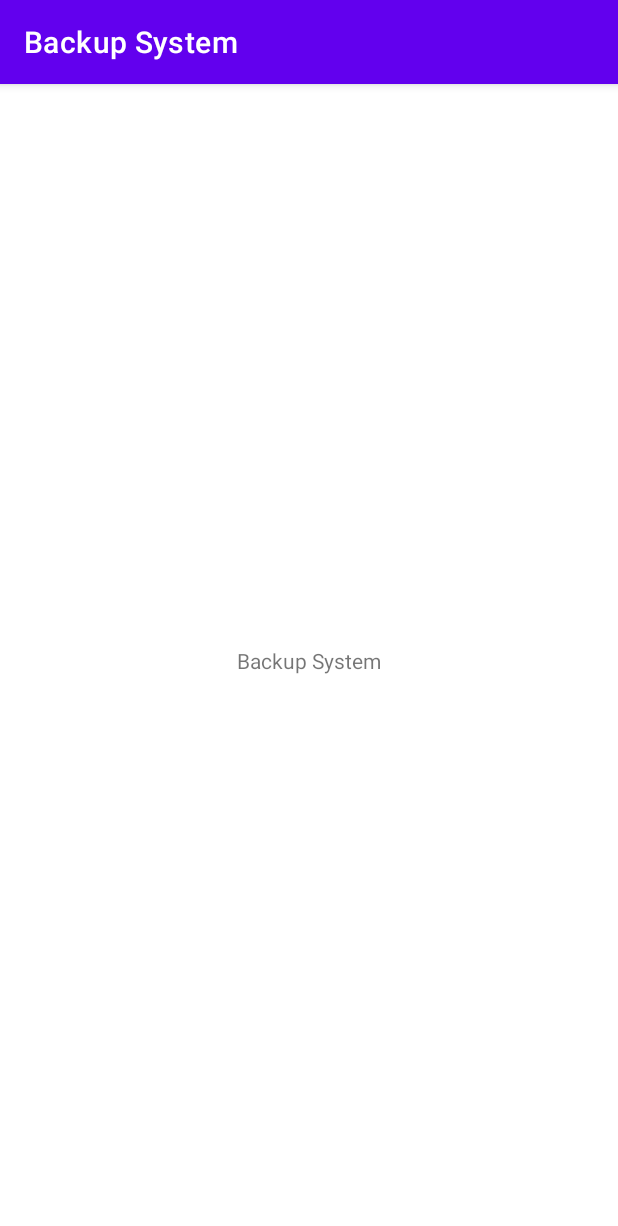
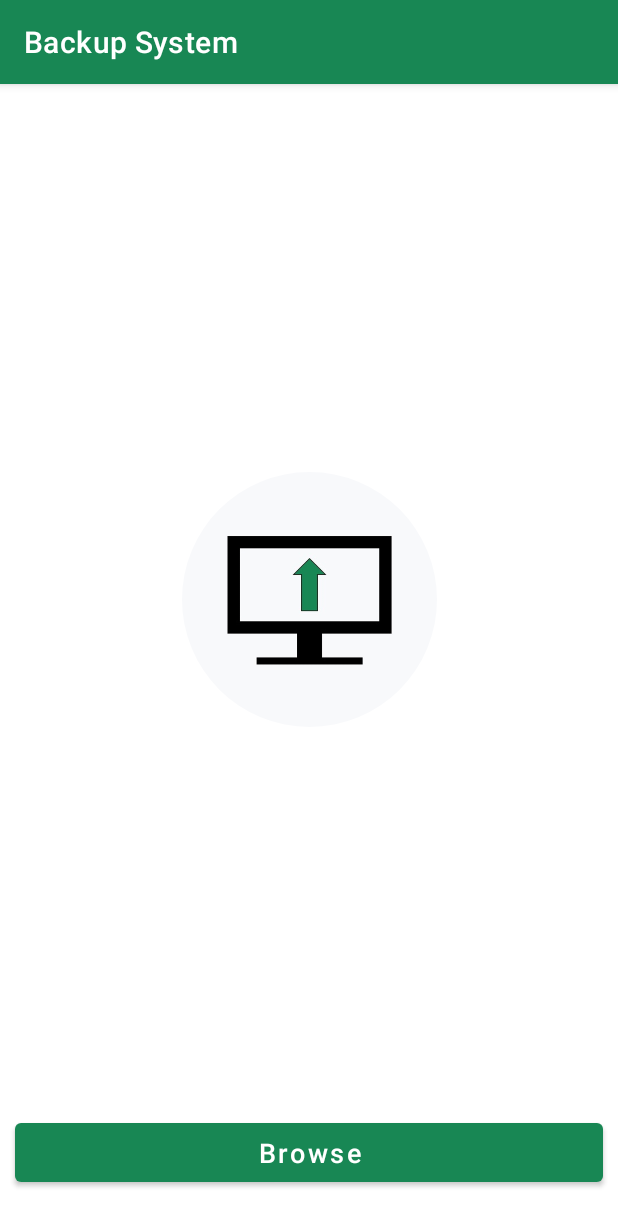
Before and after one commit to ayushskmaurya/Backup-System, an Android app: the screen it shows after launch (MainActivity), on a phone screen of 412 x 824 dp. Shown: the top 1226 px of the screen. Run offline under Robolectric (Android 15) with nearby library versions, the phone set to English and light mode, and no system bars.

Commit message:
Designed Main Activity layout.

```diff
--- a/Android-Application/app/build.gradle
+++ b/Android-Application/app/build.gradle
@@ -36,4 +36,5 @@ dependencies {
     testImplementation 'junit:junit:4.+'
     androidTestImplementation 'androidx.test.ext:junit:1.1.3'
     androidTestImplementation 'androidx.test.espresso:espresso-core:3.4.0'
+    implementation 'com.google.android.material:material:1.2.1'
 }
--- a/Android-Application/app/src/main/res/layout/activity_main.xml
+++ b/Android-Application/app/src/main/res/layout/activity_main.xml
@@ -4,15 +4,34 @@
     xmlns:tools="http://schemas.android.com/tools"
     android:layout_width="match_parent"
     android:layout_height="match_parent"
+    android:background="@color/white"
     tools:context=".MainActivity">
 
-    <TextView
-        android:layout_width="wrap_content"
+    <com.google.android.material.imageview.ShapeableImageView
+        android:id="@+id/logo_activityMain"
+        android:layout_width="170dp"
+        android:layout_height="170dp"
+        app:layout_constraintBottom_toTopOf="@+id/browse_activityMain"
+        app:layout_constraintEnd_toEndOf="parent"
+        app:layout_constraintStart_toStartOf="parent"
+        app:layout_constraintTop_toTopOf="parent"
+        app:shapeAppearanceOverlay="@style/circular"
+        app:srcCompat="@drawable/logo" />
+
+    <Button
+        android:id="@+id/browse_activityMain"
+        android:layout_width="match_parent"
         android:layout_height="wrap_content"
-        android:text="@string/app_name"
+        android:layout_marginStart="10dp"
+        android:layout_marginEnd="10dp"
+        android:layout_marginBottom="30dp"
+        android:padding="7dp"
+        android:text="@string/browse"
+        android:textAllCaps="false"
+        android:textColor="@color/white"
+        android:textSize="18sp"
         app:layout_constraintBottom_toBottomOf="parent"
-        app:layout_constraintLeft_toLeftOf="parent"
-        app:layout_constraintRight_toRightOf="parent"
-        app:layout_constraintTop_toTopOf="parent" />
+        app:layout_constraintEnd_toEndOf="parent"
+        app:layout_constraintStart_toStartOf="parent" />
 
 </androidx.constraintlayout.widget.ConstraintLayout>
--- a/Android-Application/app/src/main/res/values-night/themes.xml
+++ b/Android-Application/app/src/main/res/values-night/themes.xml
@@ -2,9 +2,10 @@
     <!-- Base application theme. -->
     <style name="Theme.BackupSystem" parent="Theme.MaterialComponents.DayNight.DarkActionBar">
         <!-- Primary brand color. -->
-        <item name="colorPrimary">@color/purple_200</item>
-        <item name="colorPrimaryVariant">@color/purple_700</item>
+        <item name="colorPrimary">@color/green</item>
+        <item name="colorPrimaryVariant">@color/green</item>
         <item name="colorOnPrimary">@color/black</item>
+        <item name="actionBarTheme">@style/Theme.BackupSystem.ActionBar</item>
         <!-- Secondary brand color. -->
         <item name="colorSecondary">@color/teal_200</item>
         <item name="colorSecondaryVariant">@color/teal_200</item>
@@ -13,4 +14,9 @@
         <item name="android:statusBarColor" tools:targetApi="l">?attr/colorPrimaryVariant</item>
         <!-- Customize your theme here. -->
     </style>
+
+    <style name="Theme.BackupSystem.ActionBar" parent="Theme.MaterialComponents.DayNight.DarkActionBar">
+        <item name="android:background">@color/green</item>
+        <item name="android:textColorPrimary">@color/white</item>
+    </style>
 </resources>
--- a/Android-Application/app/src/main/res/values/colors.xml
+++ b/Android-Application/app/src/main/res/values/colors.xml
@@ -7,4 +7,7 @@
     <color name="teal_700">#FF018786</color>
     <color name="black">#FF000000</color>
     <color name="white">#FFFFFFFF</color>
+
+    <color name="green">#FF188754</color>
+    <color name="grey">#FFF8F9FB</color>
 </resources>
--- a/Android-Application/app/src/main/res/values/strings.xml
+++ b/Android-Application/app/src/main/res/values/strings.xml
@@ -1,3 +1,5 @@
 <resources>
     <string name="app_name">Backup System</string>
+
+    <string name="browse">Browse</string>
 </resources>
--- a/Android-Application/app/src/main/res/values/themes.xml
+++ b/Android-Application/app/src/main/res/values/themes.xml
@@ -2,9 +2,10 @@
     <!-- Base application theme. -->
     <style name="Theme.BackupSystem" parent="Theme.MaterialComponents.DayNight.DarkActionBar">
         <!-- Primary brand color. -->
-        <item name="colorPrimary">@color/purple_500</item>
-        <item name="colorPrimaryVariant">@color/purple_700</item>
+        <item name="colorPrimary">@color/green</item>
+        <item name="colorPrimaryVariant">@color/green</item>
         <item name="colorOnPrimary">@color/white</item>
+        <item name="actionBarTheme">@style/Theme.BackupSystem.ActionBar</item>
         <!-- Secondary brand color. -->
         <item name="colorSecondary">@color/teal_200</item>
         <item name="colorSecondaryVariant">@color/teal_700</item>
@@ -13,4 +14,13 @@
         <item name="android:statusBarColor" tools:targetApi="l">?attr/colorPrimaryVariant</item>
         <!-- Customize your theme here. -->
     </style>
+
+    <style name="Theme.BackupSystem.ActionBar" parent="Theme.MaterialComponents.DayNight.DarkActionBar">
+        <item name="android:background">@color/green</item>
+        <item name="android:textColorPrimary">@color/white</item>
+    </style>
+
+    <style name="circular">
+        <item name="cornerSize">50%</item>
+    </style>
 </resources>
```
Also changed, not shown: Android-Application/app/src/main/res/drawable/logo.jpg (added), 20 other files.
